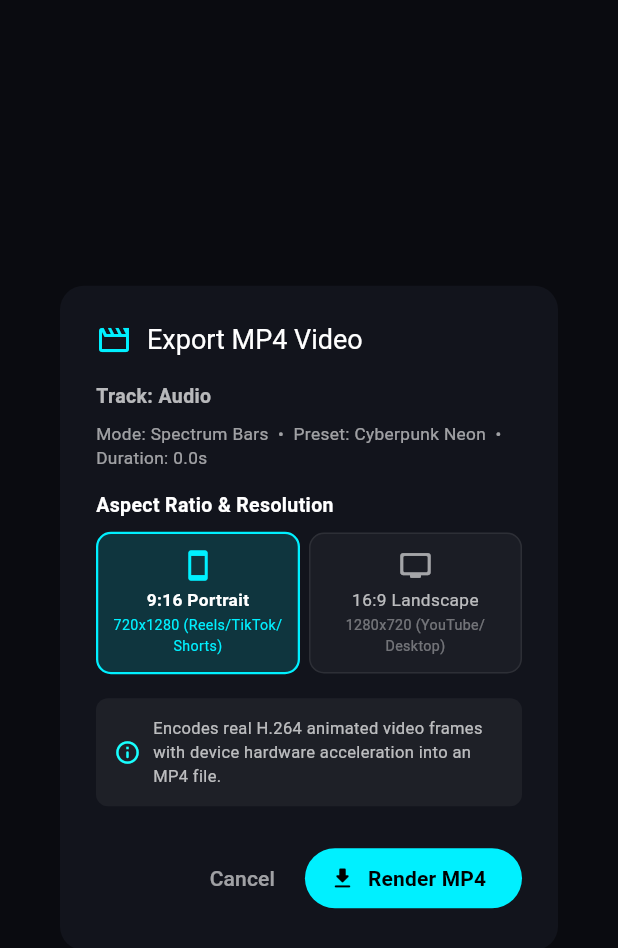
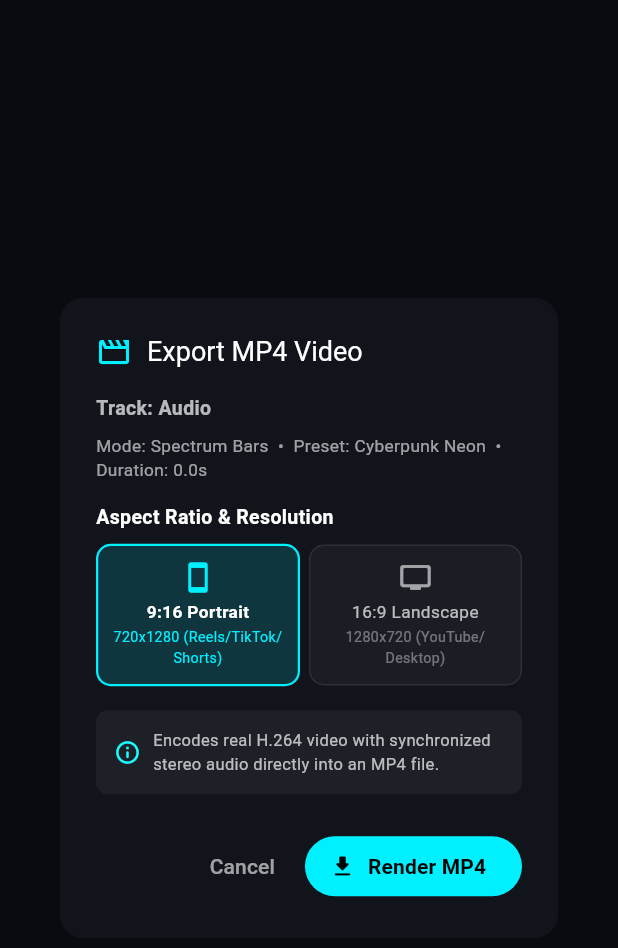
Before and after one commit to gabinroy/musializer-rs, a Flutter app: the _ExportProgressModal widget shown alone on an empty page, opened directly with empty values, on a phone screen of 412 x 824 dp. Shown: the top 948 px of the screen. Run offline on Flutter 3.47's test engine with Material 3 defaults, Android fonts, the phone set to English and light mode, and no system bars; our stand-ins replace file_picker, permission_handler, wakelock_plus; missing offline and left inert: dart:ffi, flutter_quick_video_encoder, flutter_rust_bridge.

Commit message:
feat(mobile): mux synchronized PCM stereo audio into MP4 video export, add wakelock screen lock prevention, and fix progress text

```diff
--- a/mobile/lib/main.dart
+++ b/mobile/lib/main.dart
@@ -278,7 +278,9 @@ class _ExportProgressModalState extends State<_ExportProgressModal> {
     final theme = widget.controller.theme;
     final track = widget.controller.currentTrack;
 
-    return AlertDialog(
+    return PopScope(
+      canPop: !_isExporting,
+      child: AlertDialog(
         backgroundColor: const Color(0xFF12141C),
         shape: RoundedRectangleBorder(borderRadius: BorderRadius.circular(16.0)),
         title: Row(
@@ -288,7 +290,8 @@ class _ExportProgressModalState extends State<_ExportProgressModal> {
             const Text('Export MP4 Video', style: TextStyle(color: Colors.white, fontSize: 18)),
           ],
         ),
-      content: Column(
+        content: SingleChildScrollView(
+          child: Column(
             mainAxisSize: MainAxisSize.min,
             crossAxisAlignment: CrossAxisAlignment.start,
             children: [
@@ -378,14 +381,43 @@ class _ExportProgressModalState extends State<_ExportProgressModal> {
                       child: Text(
                         _status,
                         style: TextStyle(color: theme.primary, fontSize: 11.5, fontWeight: FontWeight.w600),
+                        overflow: TextOverflow.visible,
                       ),
                     ),
+                    const SizedBox(width: 8),
                     Text(
                       '${(_progress * 100).toInt()}%',
                       style: const TextStyle(color: Colors.white, fontSize: 12, fontWeight: FontWeight.bold),
                     ),
                   ],
                 ),
+
+                // Warning badge during export
+                if (_isExporting) ...[
+                  const SizedBox(height: 14),
+                  Container(
+                    padding: const EdgeInsets.symmetric(horizontal: 12, vertical: 10),
+                    decoration: BoxDecoration(
+                      color: Colors.amber.withValues(alpha: 0.12),
+                      borderRadius: BorderRadius.circular(8),
+                      border: Border.all(color: Colors.amber.withValues(alpha: 0.35)),
+                    ),
+                    child: const Row(
+                      crossAxisAlignment: CrossAxisAlignment.start,
+                      children: [
+                        Icon(Icons.warning_amber_rounded, color: Colors.amber, size: 20),
+                        SizedBox(width: 8),
+                        Expanded(
+                          child: Text(
+                            'Please do not close or minimize the app until export completes.\n(Screen lock is kept awake automatically).',
+                            style: TextStyle(color: Colors.amber, fontSize: 11, height: 1.35, fontWeight: FontWeight.w500),
+                          ),
+                        ),
+                      ],
+                    ),
+                  ),
+                ],
+
                 if (_savedFilePath != null) ...[
                   const SizedBox(height: 12),
                   Container(
@@ -398,7 +430,7 @@ class _ExportProgressModalState extends State<_ExportProgressModal> {
                     child: Row(
                       children: [
                         const Icon(Icons.folder_open_rounded, color: Colors.greenAccent, size: 20),
-                    const SizedBox(width: 8),
+                        SizedBox(width: 8),
                         Expanded(
                           child: Text(
                             _savedFilePath!,
@@ -424,7 +456,7 @@ class _ExportProgressModalState extends State<_ExportProgressModal> {
                       SizedBox(width: 8),
                       Expanded(
                         child: Text(
-                      'Encodes real H.264 animated video frames with device hardware acceleration into an MP4 file.',
+                          'Encodes real H.264 video with synchronized stereo audio directly into an MP4 file.',
                           style: TextStyle(color: Colors.white70, fontSize: 11),
                         ),
                       ),
@@ -433,6 +465,7 @@ class _ExportProgressModalState extends State<_ExportProgressModal> {
                 ),
               ],
             ],
+          ),
         ),
         actions: [
           if (!_isExporting && _progress < 1.0)
@@ -455,6 +488,7 @@ class _ExportProgressModalState extends State<_ExportProgressModal> {
               label: const Text('Done', style: TextStyle(fontWeight: FontWeight.bold)),
             ),
         ],
+      ),
     );
   }
 }
--- a/mobile/pubspec.yaml
+++ b/mobile/pubspec.yaml
@@ -15,6 +15,7 @@ dependencies:
   permission_handler: ^11.3.1
   cupertino_icons: ^1.0.8
   flutter_quick_video_encoder: ^1.7.2
+  wakelock_plus: ^1.7.0
 
 dev_dependencies:
   flutter_test:
```
Also changed, not shown: mobile/lib/services/export_service.dart (+46 -10 lines), mobile/pubspec.lock, 2 other files. Lines whose indentation alone changed are shown as unchanged.
